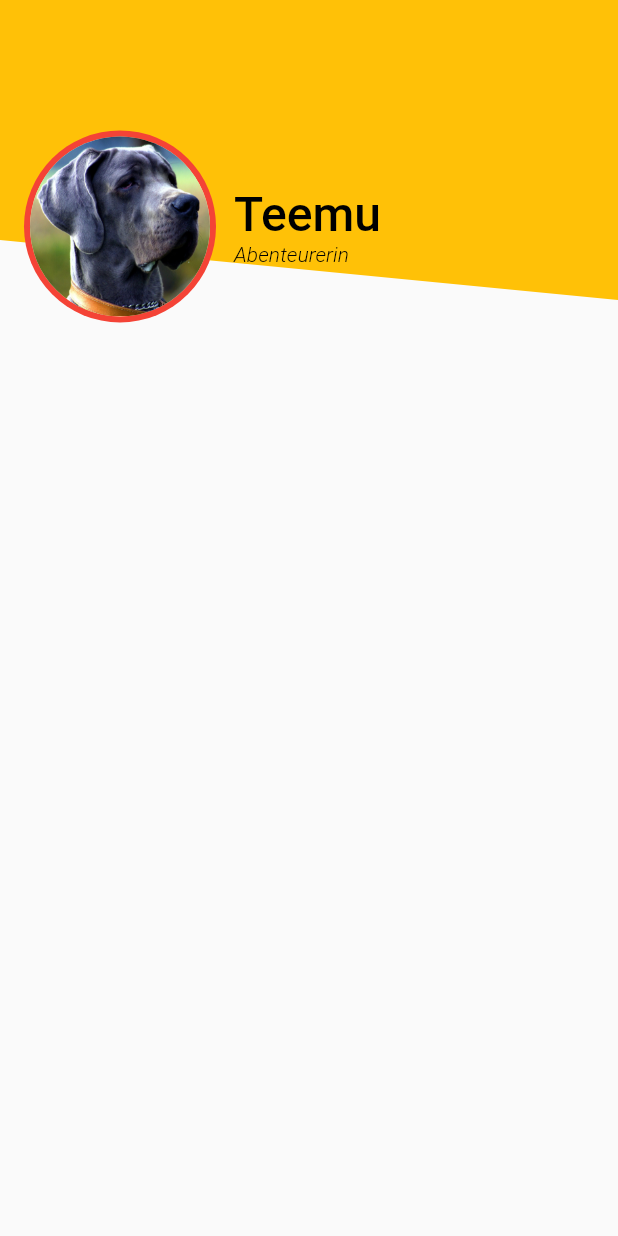
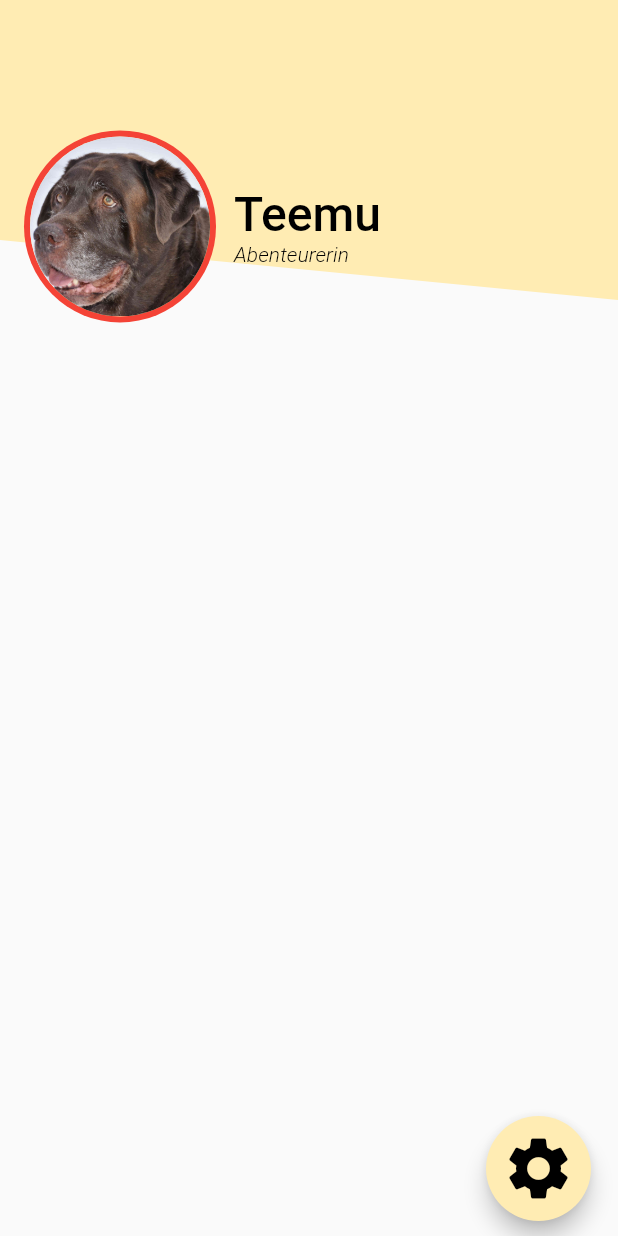
Before and after one commit to lukasmarsoner/hundetage, a Flutter app: the screen it shows after launch, on a phone screen of 412 x 824 dp. Run offline on Flutter 3.47's test engine with Material 2 defaults, Android fonts, the phone set to English and light mode, and no system bars.

Commit message:
More work on main screen.

```diff
--- a/lib/main.dart
+++ b/lib/main.dart
@@ -1,4 +1,5 @@
 import 'package:flutter/material.dart';
+import 'package:flutter/cupertino.dart';
 
 void main() => runApp(MyApp());
 
@@ -6,14 +7,14 @@ class MyApp extends StatefulWidget {
   @override
   _MyAppState createState(){
     // Implement reading from file here
-    return new _MyAppState(new Held.initial());
+    return new _MyAppState(hero: new Held.initial());
   }
 }
 
 class _MyAppState extends State<MyApp> {
   Held hero;
 
-  _MyAppState(this.hero);
+  _MyAppState({this.hero});
 
   @override
   Widget build(BuildContext context) {
@@ -22,12 +23,12 @@ class _MyAppState extends State<MyApp> {
       theme: ThemeData(
         primarySwatch: Colors.amber,
       ),
-      home: new UserPage(this.hero),
+      home: new _UserPage(hero: this.hero),
     );
   }
 }
 
-class DialogonalClipper extends CustomClipper<Path> {
+class _DialogonalClipper extends CustomClipper<Path> {
   @override
   Path getClip(Size size) {
     Path path = new Path();
@@ -42,32 +43,46 @@ class DialogonalClipper extends CustomClipper<Path> {
   bool shouldReclip(CustomClipper<Path> oldClipper) => true;
 }
 
-class UserPage extends StatefulWidget {
+class _UserPage extends StatefulWidget {
   final Held hero;
 
-  UserPage(this.hero,{Key key}) : super(key: key);
+  const _UserPage({Key key, this.hero}) : super(key: key);
 
   @override
-  _UserPageState createState() => new _UserPageState(hero);
+  _UserPageState createState() => new _UserPageState(hero: this.hero);
 }
 
-class _UserPageState extends State<UserPage> {
+class _UserPageState extends State<_UserPage> {
   Held hero;
-  _UserPageState(this.hero);
+  double _imageHeight = 200.0;
+  double _screenHeight;
+  _UserPageState({this.hero});
 
-  double _imageHeight = 200.0;
   @override
   Widget build(BuildContext context) {
+    _screenHeight = MediaQuery.of(context).size.height;
     return new Scaffold(
       body: new Container(
-        height: 300.0,
+        height: _screenHeight,
         width: MediaQuery.of(context).size.width,
         child: new Stack(
           children: <Widget>[
             _buildTopPanel(),
-            _buildProfileRow(this.hero)],
+            _buildProfileRow(this.hero),
+            _buildUserButton()],
         )
       )
+    );
+  }
+
+  Widget _buildUserButton() {
+    double _fromTop = _screenHeight - 80.0;
+    return new Positioned(
+        top: _fromTop,
+        right: 18.0,
+        child:new _AnimatedButton(
+          //onClick: _changeFilterState,
+        )
     );
   }
 
@@ -75,11 +90,11 @@ class _UserPageState extends State<UserPage> {
     return new Positioned.fill(
       bottom: null,
       child: new ClipPath(
-        clipper: new DialogonalClipper(),
+        clipper: new _DialogonalClipper(),
         child: Container(
             height: _imageHeight,
             width: MediaQuery.of(context).size.width,
-            color: Colors.amber)
+            color: Colors.amber[100])
       ),
     );
   }
@@ -177,3 +192,83 @@ class Held{
   // This getter is only for testing
   Map<String,dynamic> get defaults => _defaults;
 }
+
+class _AnimatedButton extends StatefulWidget {
+  final VoidCallback onClick;
+
+  const _AnimatedButton({Key key, this.onClick}) : super(key: key);
+
+  @override
+  _AnimatedButtonState createState() => new _AnimatedButtonState();
+}
+
+class _AnimatedButtonState extends State<_AnimatedButton> with SingleTickerProviderStateMixin  {
+  AnimationController _animationController;
+  Animation<Color> _colorAnimation;
+
+  @override
+  void initState() {
+    super.initState();
+    _animationController = new AnimationController(
+        vsync: this,
+        duration: Duration(milliseconds: 200));
+    _colorAnimation = new ColorTween(begin: Colors.amber[100], end: Colors.amber)
+        .animate(_animationController);
+  }
+
+  @override
+  void dispose() {
+    _animationController.dispose();
+    super.dispose();
+  }
+
+  @override
+  Widget build(BuildContext context) {
+    return new AnimatedBuilder(
+      animation: _animationController,
+      builder: (BuildContext context, Widget child) {
+        return _buildButtonCore();
+      },
+    );
+  }
+
+  Widget _buildButtonCore() {
+    double scaleFactor = 2 * (_animationController.value - 0.5).abs();
+    return Container(
+          width: 70.0,
+          height: 70.0,
+          child:
+              FloatingActionButton(
+                onPressed: _onButtonTap,
+                child: new Transform(
+                  alignment: Alignment.center,
+                  transform: new Matrix4.identity()..scale(1.0, scaleFactor),
+                  child: new Icon(
+                    _animationController.value > 0.5 ? Icons.account_circle : Icons.settings,
+                    color: Colors.black, size: 50.0),
+                ),
+                backgroundColor: _colorAnimation.value,
+              )
+          );
+  }
+
+  open() {
+    if (_animationController.isDismissed) {
+      _animationController.forward();
+    }
+  }
+
+  close() {
+    if (_animationController.isCompleted) {
+      _animationController.reverse();
+    }
+  }
+
+  _onButtonTap() {
+    if (_animationController.isDismissed) {
+      open();
+    } else {
+      close();
+    }
+  }
+}
```
Also changed, not shown: pubspec.yaml (+1 -55 lines), images/user_images/dog_0.jpg, 1 other file.
